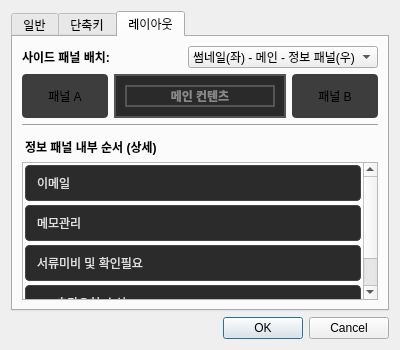
Before: the Qt Designer form ui/config_dialog.ui in Glen-Lee-glitch/new_viewer, drawn with Qt 5.
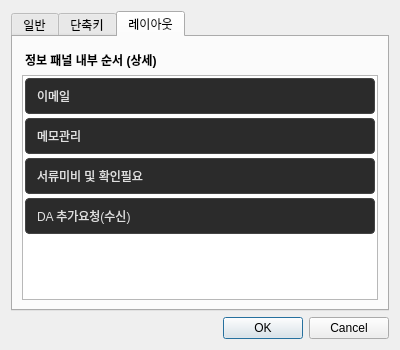
After: the same form once the commit is applied. The open tabs and pages were chosen to show the change.

Commit message:
style: Refactor ConfigDialog UI to focus on Info Panel internal layout
Removed the unused panel placement selection (left/right swap) and its preview widgets from the Configuration Dialog.

The Layout tab now exclusively provides the interface for reordering the internal sections of the Information Panel (Right).

This aligns the UI with the existing backend logic which supports reordering internal group boxes but does not support global panel swapping.

Patch:
```diff
--- a/ui/config_dialog.ui
+++ b/ui/config_dialog.ui
@@ -83,123 +83,6 @@
        <string>레이아웃</string>
       </attribute>
       <layout class="QVBoxLayout" name="verticalLayout_layout_root">
-       <item>
-        <layout class="QHBoxLayout" name="horizontalLayout_layout_selection">
-         <item>
-          <widget class="QLabel" name="label_layout_select">
-           <property name="text">
-            <string>사이드 패널 배치:</string>
-           </property>
-           <property name="styleSheet">
-            <string>font-weight: bold;</string>
-           </property>
-          </widget>
-         </item>
-         <item>
-          <widget class="QComboBox" name="comboBox_layout_preset">
-           <item>
-            <property name="text">
-             <string>썸네일(좌) - 메인 - 정보 패널(우)</string>
-            </property>
-           </item>
-           <item>
-            <property name="text">
-             <string>정보 패널(좌) - 메인 - 썸네일(우)</string>
-            </property>
-           </item>
-          </widget>
-         </item>
-        </layout>
-       </item>
-       <item>
-        <layout class="QHBoxLayout" name="horizontalLayout_layout_preview" stretch="1,2,1">
-         <item>
-          <widget class="QFrame" name="frame_preview_left">
-           <property name="frameShape">
-            <enum>QFrame::Box</enum>
-           </property>
-           <property name="frameShadow">
-            <enum>QFrame::Sunken</enum>
-           </property>
-           <property name="styleSheet">
-            <string>background-color: #3d3d3d; border-radius: 4px;</string>
-           </property>
-           <layout class="QVBoxLayout" name="verticalLayout_preview_left">
-            <item>
-             <widget class="QLabel" name="label_preview_left">
-              <property name="text">
-               <string>패널 A</string>
-              </property>
-              <property name="alignment">
-               <set>Qt::AlignCenter</set>
-              </property>
-             </widget>
-            </item>
-           </layout>
-          </widget>
-         </item>
-         <item>
-          <widget class="QFrame" name="frame_preview_center">
-           <property name="frameShape">
-            <enum>QFrame::Box</enum>
-           </property>
-           <property name="frameShadow">
-            <enum>QFrame::Plain</enum>
-           </property>
-           <property name="styleSheet">
-            <string>background-color: #2a2a2a; border: 2px solid #555;</string>
-           </property>
-           <layout class="QVBoxLayout" name="verticalLayout_preview_center">
-            <item>
-             <widget class="QLabel" name="label_preview_content">
-              <property name="text">
-               <string>메인 컨텐츠</string>
-              </property>
-              <property name="alignment">
-               <set>Qt::AlignCenter</set>
-              </property>
-              <property name="styleSheet">
-               <string>color: #888; font-weight: bold;</string>
-              </property>
-             </widget>
-            </item>
-           </layout>
-          </widget>
-         </item>
-         <item>
-          <widget class="QFrame" name="frame_preview_right">
-           <property name="frameShape">
-            <enum>QFrame::Box</enum>
-           </property>
-           <property name="frameShadow">
-            <enum>QFrame::Sunken</enum>
-           </property>
-           <property name="styleSheet">
-            <string>background-color: #3d3d3d; border-radius: 4px;</string>
-           </property>
-           <layout class="QVBoxLayout" name="verticalLayout_preview_right">
-            <item>
-             <widget class="QLabel" name="label_preview_right">
-              <property name="text">
-               <string>패널 B</string>
-              </property>
-              <property name="alignment">
-               <set>Qt::AlignCenter</set>
-              </property>
-             </widget>
-            </item>
-           </layout>
-          </widget>
-         </item>
-        </layout>
-       </item>
-       <item>
-        <widget class="Line" name="line">
-         <property name="orientation">
-          <enum>Qt::Horizontal</enum>
-         </property>
-        </widget>
-       </item>
        <item>
         <widget class="QLabel" name="label_info_header">
          <property name="text">
```
